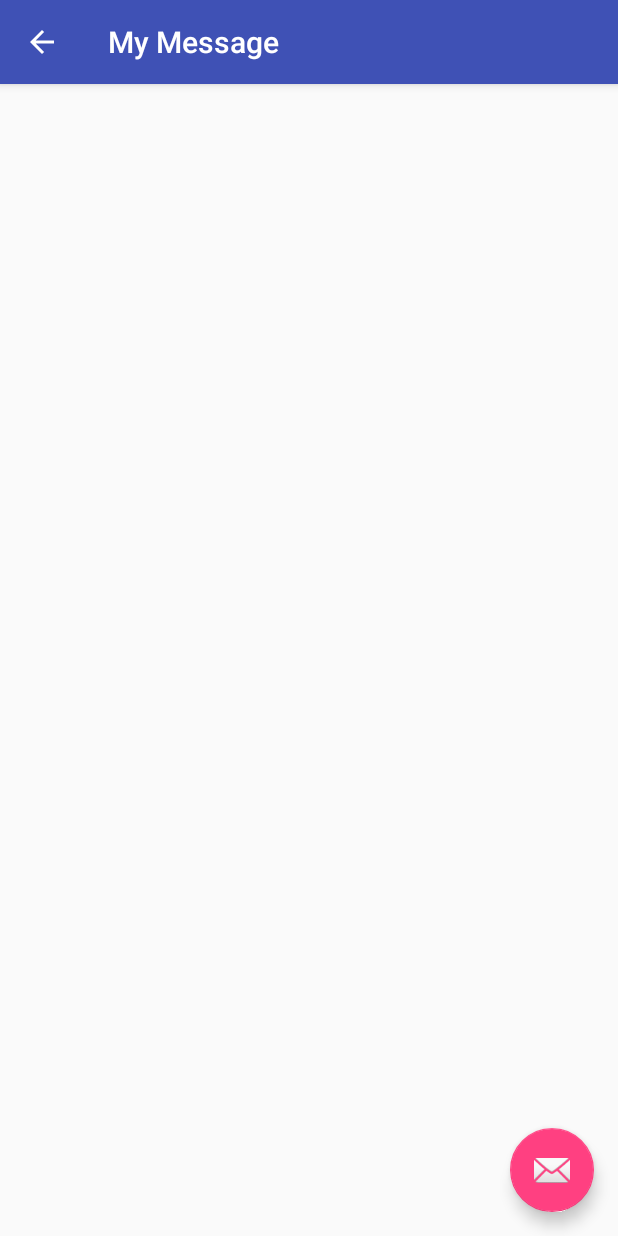
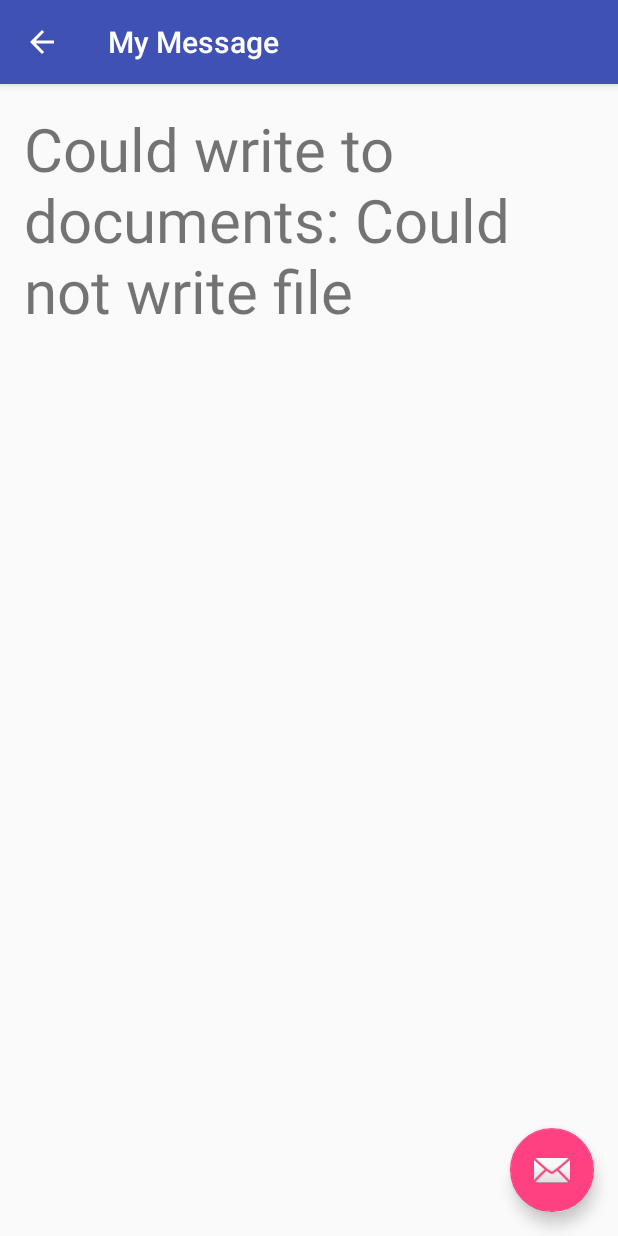
Before and after one commit to Wikzo/android_wordOfTheDay, an Android app: the DisplayMessageActivity screen opened directly, with no data from a screen before it, on a phone screen of 412 x 824 dp. Run offline under Robolectric (Android 15) with nearby library versions, the light colour scheme and no system bars.

Commit message:
Can write simple txt file

```diff
--- a/WordoftheDay/app/src/main/AndroidManifest.xml
+++ b/WordoftheDay/app/src/main/AndroidManifest.xml
@@ -27,5 +27,6 @@
                 android:value="net.gustavdahl.wordoftheday.MainActivity"/>
         </activity>
     </application>
+    <uses-permission android:name="android.permission.WRITE_EXTERNAL_STORAGE" />
 
 </manifest>
--- a/WordoftheDay/app/src/main/java/net/gustavdahl/wordoftheday/DisplayMessageActivity.java
+++ b/WordoftheDay/app/src/main/java/net/gustavdahl/wordoftheday/DisplayMessageActivity.java
@@ -1,11 +1,26 @@
 package net.gustavdahl.wordoftheday;
 
+import android.content.Intent;
+import android.media.MediaScannerConnection;
+import android.net.Uri;
 import android.os.Bundle;
+import android.os.Environment;
 import android.support.design.widget.FloatingActionButton;
 import android.support.design.widget.Snackbar;
 import android.support.v7.app.AppCompatActivity;
 import android.support.v7.widget.Toolbar;
+import android.util.Log;
 import android.view.View;
+import android.widget.RelativeLayout;
+import android.widget.TextView;
+
+import java.io.BufferedWriter;
+import java.io.File;
+import java.io.FileOutputStream;
+import java.io.FileWriter;
+import java.io.IOException;
+import java.io.InputStream;
+import java.io.OutputStream;
 
 public class DisplayMessageActivity extends AppCompatActivity
 {
@@ -29,6 +44,68 @@ public class DisplayMessageActivity extends AppCompatActivity
             }
         });
         getSupportActionBar().setDisplayHomeAsUpEnabled(true);
+
+        Intent intent = getIntent();
+        String message = intent.getStringExtra(MainActivity.EXTRA_MESSAGE);
+        TextView textView = new TextView(this);
+        textView.setTextSize(40);
+        textView.setText(message);
+        RelativeLayout layout = (RelativeLayout) findViewById(R.id.content);
+        layout.addView(textView);
+
+        textView.setText("Could write to documents: " + WriteToExternalStorage(message));
+
     }
 
+    private String WriteToExternalStorage(String text)
+    {
+        if (IsExternalStorageWritable())
+            return CreateExternalStoragePublicPicture(text);
+        else
+            return "Could not write file";
+    }
+
+    public boolean IsExternalStorageWritable()
+    {
+        String state = Environment.getExternalStorageState();
+
+        if (Environment.MEDIA_MOUNTED.equals(state))
+            return true;
+        else
+            return false;
+    }
+
+    public boolean IsExternalStorageReadable()
+    {
+        String state = Environment.getExternalStorageState();
+
+        if (Environment.MEDIA_MOUNTED.equals(state) ||
+                Environment.MEDIA_MOUNTED_READ_ONLY.equals(state))
+            return true;
+        else
+            return false;
+    }
+
+    String CreateExternalStoragePublicPicture(String text)
+    {
+
+        File path = Environment.getExternalStoragePublicDirectory(
+                Environment.DIRECTORY_DOWNLOADS);
+
+        String filePath = path + "/1AndroidTest.txt";
+
+        try
+        {
+            BufferedWriter out = new BufferedWriter(new FileWriter(filePath));
+            out.write(text);
+            out.close();
+        } catch (IOException e)
+        {
+
+        }
+
+        return filePath;
+    }
+
+
 }
--- a/WordoftheDay/app/src/main/res/layout/content_display_message.xml
+++ b/WordoftheDay/app/src/main/res/layout/content_display_message.xml
@@ -11,6 +11,7 @@
     android:paddingTop="@dimen/activity_vertical_margin"
     app:layout_behavior="@string/appbar_scrolling_view_behavior"
     tools:context="net.gustavdahl.wordoftheday.DisplayMessageActivity"
-    tools:showIn="@layout/activity_display_message">
+    tools:showIn="@layout/activity_display_message"
+    android:id="@+id/content">>
 
 </RelativeLayout>
```
